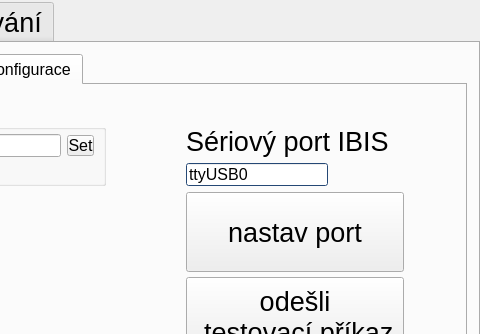
The window that mainwindow.ui (frutabruta/VDV301tester) describes before a commit, drawn with Qt 5; both pictures show x 320 to 800 and y 0 to 334 of the 800 by 480 pixel window.
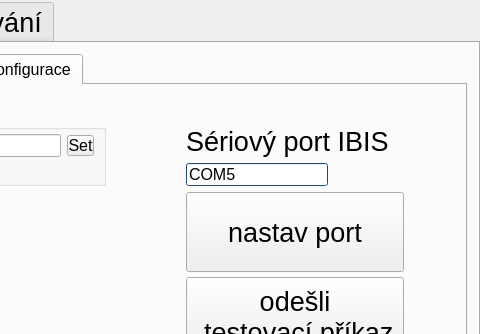
The same window after the commit. The open tabs and pages were chosen to show the change.

```diff
--- a/mainwindow.ui
+++ b/mainwindow.ui
@@ -3244,7 +3244,7 @@
                 </palette>
                </property>
                <property name="text">
-                <string>ttyUSB0</string>
+                <string>COM5</string>
                </property>
               </widget>
              </item>
```
Left out of the diff: 2 changed lines with no effect on the pictures.
